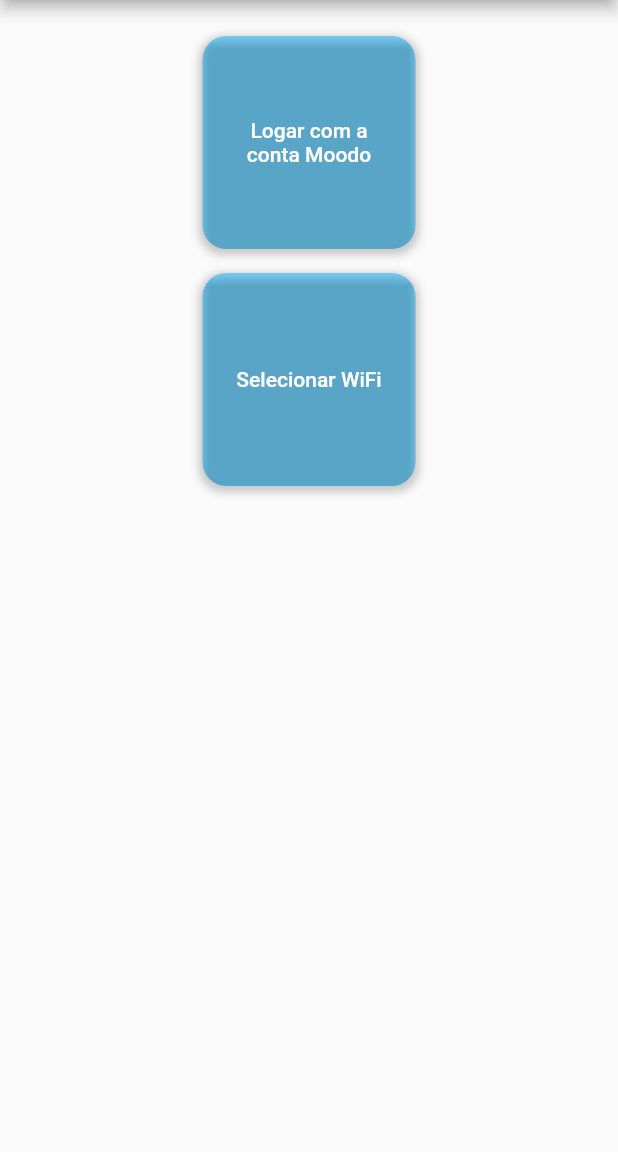
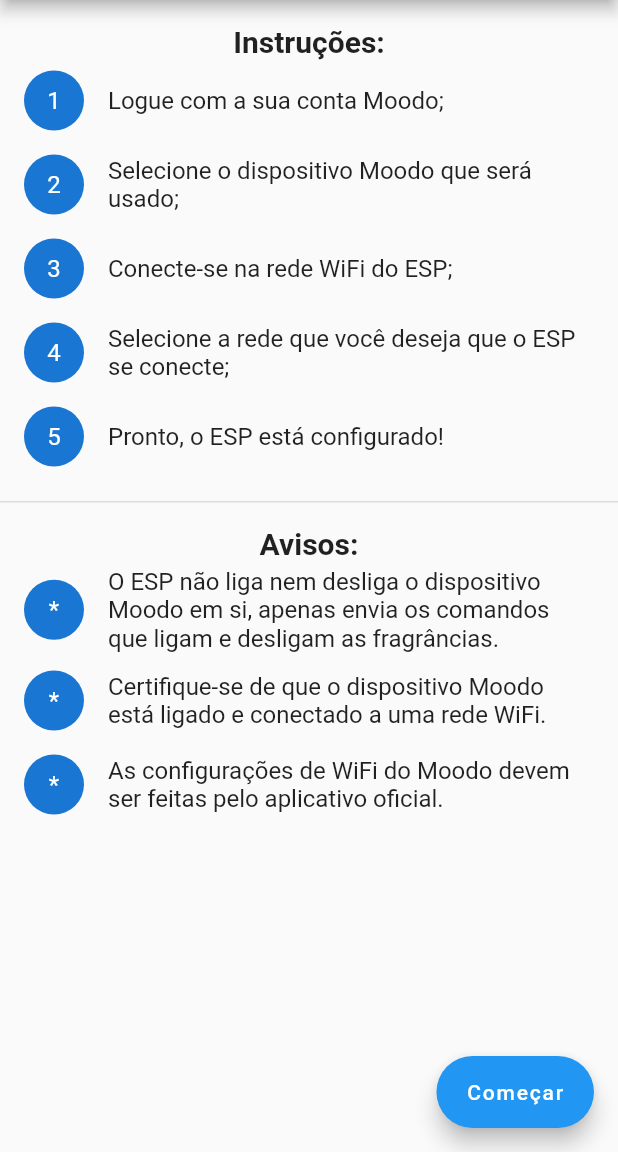
Before and after one commit to eullerm/amusevr_assist, a Flutter app: the screen it shows after launch, item 2 of the bottom bar chosen, on a phone screen of 412 x 824 dp, the part 84-1236 px from its top. Run offline on Flutter 3.47's test engine with Material 2 defaults, Android fonts, the phone set to English and light mode, and no system bars; our stand-ins replace shared_preferences; missing offline and left inert: wifi_scan; accounts and stored records are empty.

Commit message:
Atualizações
* PasswordField criado
* Mudança na navegação para HomePage
* Mudança na ordem de exibição dos botões na CustomDrawer

```diff
--- a/lib/pages/home_page.dart
+++ b/lib/pages/home_page.dart
@@ -1,5 +1,3 @@
-import 'dart:ui';
-
 import 'package:amusevr_assist/models/user.dart';
 import 'package:amusevr_assist/pages/login_page.dart';
 import 'package:amusevr_assist/pages/moodo_settings_page.dart';
@@ -10,6 +8,7 @@
 import 'package:provider/provider.dart';
 
 class HomePage extends StatefulWidget {
+  static const String routeName = '/home-page';
   const HomePage({super.key});
 
   @override
@@ -18,52 +17,91 @@
 
 class _HomePageState extends State<HomePage> {
   late User user;
+
+  final List<String> items = [
+    "Logue com a sua conta Moodo;",
+    "Selecione o dispositivo Moodo que será usado;",
+    "Conecte-se na rede WiFi do ESP;",
+    "Selecione a rede que você deseja que o ESP se conecte;",
+    "Pronto, o ESP está configurado!",
+  ];
+
+  final List<String> warnings = [
+    "O ESP não liga nem desliga o dispositivo Moodo em si, apenas envia os comandos que ligam e desligam as fragrâncias.",
+    "Certifique-se de que o dispositivo Moodo está ligado e conectado a uma rede WiFi.",
+    "As configurações de WiFi do Moodo devem ser feitas pelo aplicativo oficial.",
+  ];
+
   @override
   void initState() {
+    super.initState();
     user = Provider.of<User>(context, listen: false);
-    super.initState();
   }
 
   @override
   Widget build(BuildContext context) {
     context.watch<User>();
+
     return Scaffold(
       appBar: AppBar(
         title: const Text("AmuseVR Assist"),
       ),
-      body: Container(
-        padding: const EdgeInsets.symmetric(horizontal: 32.0, vertical: 16.0),
-        alignment: Alignment.topCenter,
+      body: SingleChildScrollView(
         child: Column(
           children: [
-            button(
-              text: "Logar com a conta Moodo",
-              onTap: () {
-                Navigator.push(
-                  context,
-                  MaterialPageRoute(builder: (context) => LoginPage()),
-                );
-              },
-              visible: user.token == null,
+            const SizedBox(
+              height: 16,
             ),
-            button(
-              text: "Selecionar WiFi",
-              onTap: () {
-                Navigator.push(
-                  context,
-                  MaterialPageRoute(builder: (context) => const EspSettingsPage()),
+            const Text(
+              "Instruções:",
+              style: TextStyle(
+                fontSize: 20,
+                fontWeight: FontWeight.bold,
+              ),
+            ),
+            ListView.builder(
+              shrinkWrap: true,
+              itemCount: items.length,
+              itemBuilder: (context, index) {
+                return ListTile(
+                  leading: CircleAvatar(
+                    child: Text((index + 1).toString()),
+                  ),
+                  title: Text(items[index]),
                 );
               },
             ),
-            button(
-              text: "Moodo",
-              onTap: () {
-                Navigator.push(
-                  context,
-                  MaterialPageRoute(builder: (context) => const MoodoSettingsPage()),
+            const SizedBox(
+              height: 16,
+            ),
+            const Divider(
+              height: 0,
+              thickness: 1,
+            ),
+            const SizedBox(
+              height: 16,
+            ),
+            const Text(
+              "Avisos:",
+              style: TextStyle(
+                fontSize: 20,
+                fontWeight: FontWeight.bold,
+              ),
+            ),
+            ListView.builder(
+              shrinkWrap: true,
+              itemCount: warnings.length,
+              itemBuilder: (context, index) {
+                return ListTile(
+                  leading: const CircleAvatar(
+                    child: Text(('*')),
+                  ),
+                  title: Text(warnings[index]),
                 );
               },
-              visible: user.token != null,
+            ),
+            const SizedBox(
+              height: 16,
             ),
           ],
         ),
@@ -92,43 +130,14 @@
           );
         },
       ),
-    );
-  }
-
-  Widget button({required String text, required Function() onTap, bool visible = true}) {
-    return Visibility(
-      visible: visible,
-      child: Container(
-        margin: const EdgeInsets.symmetric(vertical: 8.0),
-        width: MediaQuery.of(context).size.width / 2 - 64,
-        height: MediaQuery.of(context).size.width / 2 - 64,
-        decoration: BoxDecoration(
-          color: Colors.lightBlueAccent.withOpacity(0.4),
-          borderRadius: BorderRadius.circular(16.0),
-          boxShadow: [
-            BoxShadow(
-              color: Colors.black.withOpacity(0.2),
-              spreadRadius: 2,
-              blurRadius: 4,
-              offset: const Offset(0, 2),
-            ),
-          ],
-        ),
-        child: ClipRRect(
-          borderRadius: BorderRadius.circular(16.0),
-          child: ElevatedButton(
-            style: ButtonStyle(
-              backgroundColor: MaterialStateColor.resolveWith((states) => Colors.lightBlueAccent.withOpacity(0.4)),
-            ),
-            onPressed: () {
-              onTap();
-            },
-            child: Text(
-              text,
-              textAlign: TextAlign.center,
-            ),
-          ),
-        ),
+      floatingActionButton: FloatingActionButton.extended(
+        label: const Text('Começar'),
+        onPressed: () {
+          Navigator.push(
+            context,
+            MaterialPageRoute(builder: (context) => user.token != null ? const MoodoSettingsPage() : LoginPage()),
+          );
+        },
       ),
     );
   }
--- a/lib/pages/landing_page.dart
+++ b/lib/pages/landing_page.dart
@@ -76,7 +76,10 @@
     } else {
       Navigator.push(
         context,
-        MaterialPageRoute(builder: (context) => HomePage()),
+        MaterialPageRoute(
+          settings: const RouteSettings(name: HomePage.routeName),
+          builder: (context) => const HomePage(),
+        ),
       );
     }
   }
--- a/lib/utils/functions.dart
+++ b/lib/utils/functions.dart
@@ -7,7 +7,10 @@
   context.read<User>().removeToken();
   Navigator.pushReplacement(
     context,
-    MaterialPageRoute(builder: (context) => const HomePage()),
+    MaterialPageRoute(
+      settings: const RouteSettings(name: HomePage.routeName),
+      builder: (context) => const HomePage(),
+    ),
   );
 }
 
```
Also changed, not shown: lib/pages/esp_settings_page.dart (+45 -21 lines), lib/pages/login_page.dart (+3 -20 lines), lib/pages/moodo_settings_page.dart (+11 -7 lines), lib/widgets/custom_drawer.dart (+7 -7 lines), lib/widgets/password_field.dart (added, +40 -0 lines).
